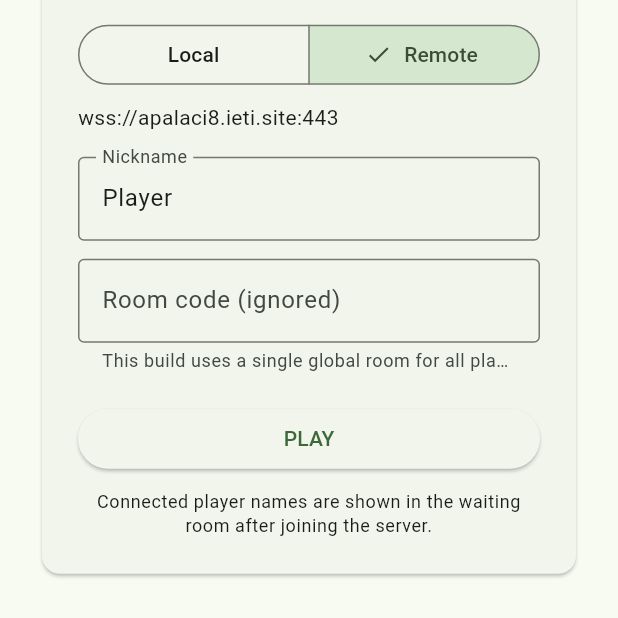
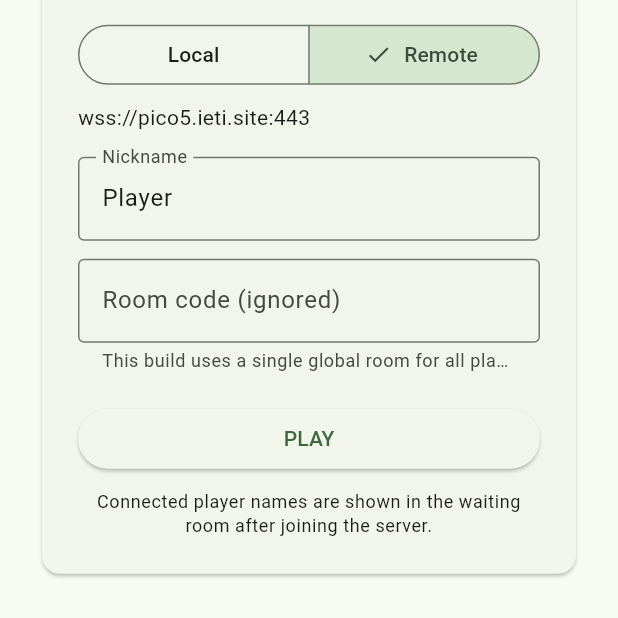
Before and after one commit to dps32/PICOPARK_APP, a Flutter app: the screen it shows after launch, after a tap on "Remote", on a phone screen of 412 x 824 dp, the part 402-1020 px from its top. Run offline on Flutter 3.47's test engine with Material 3 defaults, Android fonts, the phone set to English and light mode, and no system bars; missing offline and left inert: window_manager.

Commit message:
update config

```diff
--- a/lib/network_config.dart
+++ b/lib/network_config.dart
@@ -1,7 +1,7 @@
 enum ServerOption { local, remote }
 
 class NetworkConfig {
-  static const String remoteServer = 'apalaci8.ieti.site';
+  static const String remoteServer = 'pico5.ieti.site';
 
   final ServerOption serverOption;
   final String playerName;
```
